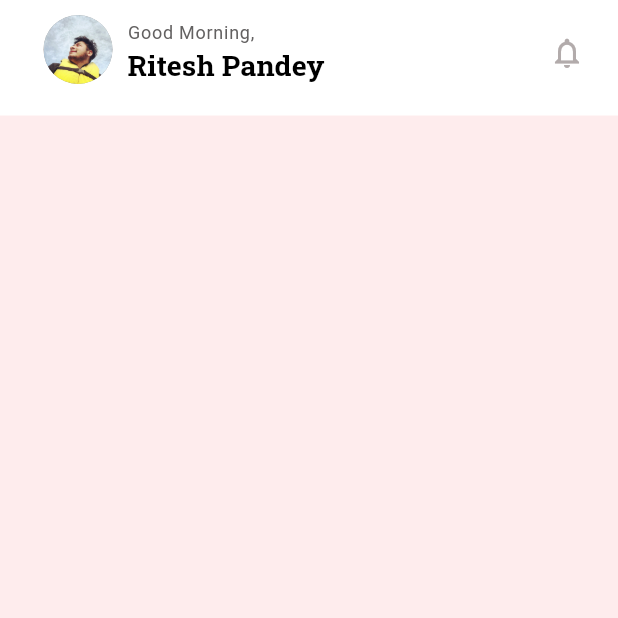
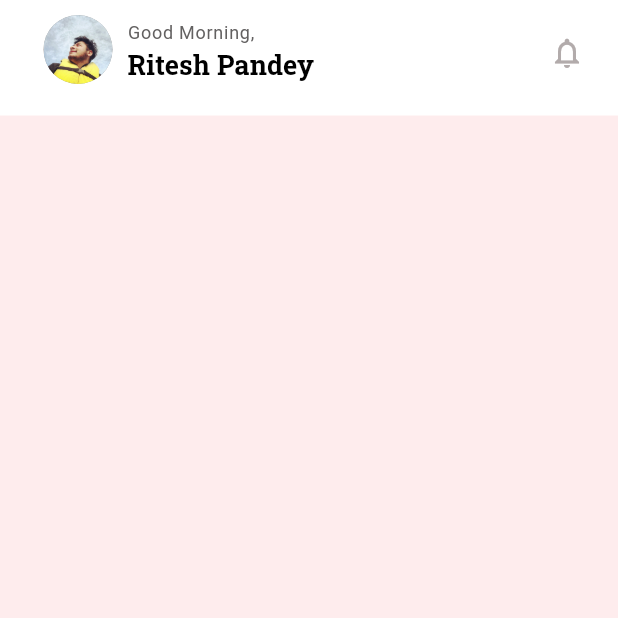
Before and after one commit to riiteeshh/Test, a Flutter app: the HomePage screen opened by its route, on a phone screen of 412 x 824 dp, the top half of it. Run offline on Flutter 3.47's test engine with Material 2 defaults, Android fonts, the phone set to English and light mode, and no system bars.

Commit message:
Home Page

```diff
--- a/lib/homepage.dart
+++ b/lib/homepage.dart
@@ -60,7 +60,7 @@ class _HomePageState extends State<HomePage> {
                         color: Colors.black,
                         fontWeight: FontWeight.bold,
                         fontFamily: 'NotoSerif',
-                        fontSize: 19),
+                        fontSize: 18),
                   ),
                   alignment: Alignment.centerLeft,
                   margin: EdgeInsets.only(left: 85, top: 30),
```
